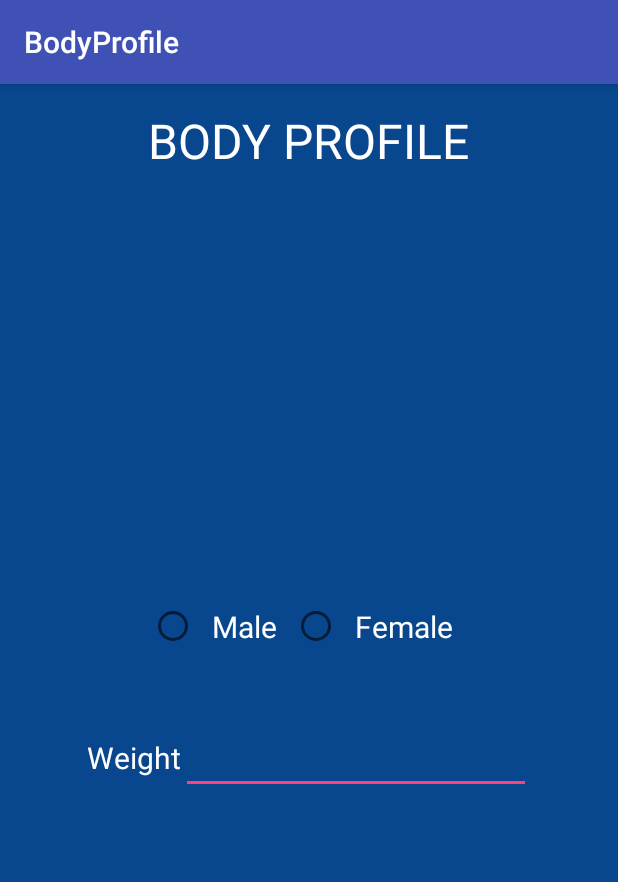
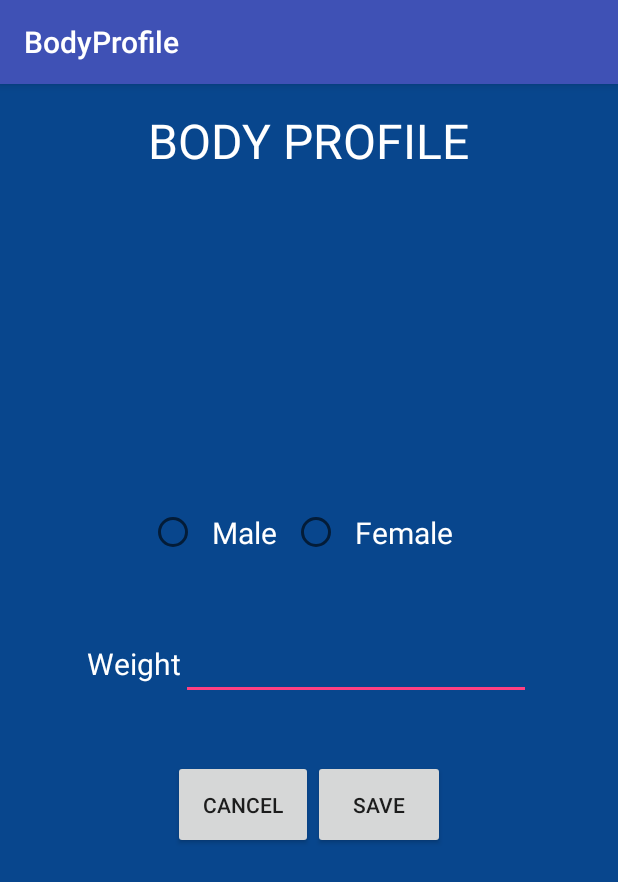
Before and after one commit to zimmecas/BarHopper, an Android app: the BodyProfile screen opened directly, with no data from a screen before it, on a phone screen of 412 x 824 dp. Shown: the top 882 px of the screen. Run offline under Robolectric (Android 15) with nearby library versions, the phone set to English and light mode, and no system bars.

Commit message:
April 1: I think I fixed the issues which didn't allow this to run on your computers. I also created the bodyProfile XML and most of the java for it.

```diff
--- a/app/src/main/java/edu/gvsu/cis/zimmecas/barhopper/BodyProfile.java
+++ b/app/src/main/java/edu/gvsu/cis/zimmecas/barhopper/BodyProfile.java
@@ -1,14 +1,24 @@
 package edu.gvsu.cis.zimmecas.barhopper;
 
+import android.app.AlertDialog;
+import android.content.DialogInterface;
 import android.os.Bundle;
 import android.support.design.widget.FloatingActionButton;
 import android.support.design.widget.Snackbar;
 import android.support.v7.app.AppCompatActivity;
 import android.support.v7.widget.Toolbar;
 import android.view.View;
+import android.widget.Button;
+import android.widget.EditText;
+import android.widget.RadioButton;
+import android.widget.RadioGroup;
 
-public class BodyProfile extends AppCompatActivity {
+public class BodyProfile extends AppCompatActivity implements View.OnClickListener {
 
+    Button submit, cancel;
+    RadioGroup gender;
+    RadioButton male, female;
+    EditText weight;
     @Override
     protected void onCreate(Bundle savedInstanceState) {
         super.onCreate(savedInstanceState);
@@ -16,6 +26,56 @@ public class BodyProfile extends AppCompatActivity {
         Toolbar toolbar = (Toolbar) findViewById(R.id.toolbar);
         setSupportActionBar(toolbar);
 
+        submit = (Button) findViewById(R.id.Save);
+        gender = (RadioGroup) findViewById(R.id.Gender);
+        male = (RadioButton) findViewById(R.id.Male);
+        female = (RadioButton) findViewById(R.id.Female);
+        weight = (EditText) findViewById(R.id.Weight);
+        cancel = (Button) findViewById(R.id.Cancel);
+        submit.setOnClickListener(this);
+        cancel.setOnClickListener(this);
     }
 
+    @Override
+    public void onClick(View v) {
+        if (v==submit) {
+            String w = weight.getText()+"";
+            if (w.equals("")) {
+                new AlertDialog.Builder(this)
+                        .setTitle("Invalid input")
+                        .setMessage("Please enter a weight.")
+                        .setNeutralButton("Ok", new DialogInterface.OnClickListener() {
+                            @Override
+                            public void onClick(DialogInterface dialog, int which) {
+
+                            }
+                        })
+                        .show();
+            } else {
+                if (gender.getCheckedRadioButtonId() == R.id.Male) {
+                    /*TODO: Complete this
+                    save weight and gender data*/
+                    finish();
+                } else if (gender.getCheckedRadioButtonId() == R.id.Female) {
+                    /*TODO: Complete this
+                    save weight and gender data*/
+                    finish();
+                } else {
+                    new AlertDialog.Builder(this)
+                            .setTitle("Invalid input")
+                            .setMessage("Please select your gender.")
+                            .setNeutralButton("Ok", new DialogInterface.OnClickListener() {
+                                @Override
+                                public void onClick(DialogInterface dialog, int which) {
+
+                                }
+                            })
+                            .show();
+                }
+            }
+        }
+        else if (v==cancel){
+            finish();
+        }
+    }
 }
--- a/app/src/main/res/layout/content_body_profile.xml
+++ b/app/src/main/res/layout/content_body_profile.xml
@@ -18,7 +18,8 @@
         android:orientation="vertical"
         android:layout_width="match_parent"
         android:layout_height="match_parent"
-        android:gravity="center_horizontal">
+        android:gravity="center_horizontal"
+        android:paddingBottom="25dp">
 
         <TextView
             android:layout_width="wrap_content"
@@ -42,14 +43,15 @@
                 android:layout_height="wrap_content"
                 android:orientation="horizontal"
                 android:gravity="center"
-                android:padding="20dp">
+                android:padding="20dp"
+                android:id="@+id/Gender">
 
 
                 <RadioButton
                     android:layout_width="wrap_content"
                     android:layout_height="wrap_content"
                     android:text="Male"
-                    android:id="@+id/radioButton"
+                    android:id="@+id/Male"
                     android:textColor="#FFFFFF"
                     android:padding="10dp"
                     android:textSize="20dp" />
@@ -58,7 +60,7 @@
                     android:layout_width="wrap_content"
                     android:layout_height="wrap_content"
                     android:text="Female"
-                    android:id="@+id/radioButton2"
+                    android:id="@+id/Female"
                     android:textColor="#FFFFFF"
                     android:padding="10dp"
                     android:textSize="20dp" />
@@ -83,11 +85,34 @@
                     android:layout_height="wrap_content"
                     android:inputType="number"
                     android:ems="10"
-                    android:id="@+id/editText"
+                    android:id="@+id/Weight"
                     android:textColor="#FFFFFF"
                     android:textSize="20dp" />
 
             </LinearLayout>
+
+            <LinearLayout
+                android:orientation="horizontal"
+                android:layout_width="match_parent"
+                android:layout_height="wrap_content"
+                android:gravity="center"
+                android:padding="20dp">
+
+                <Button
+                    android:layout_width="wrap_content"
+                    android:layout_height="wrap_content"
+                    android:text="Cancel"
+                    android:id="@+id/Cancel"
+                    android:padding="20dp" />
+
+                <Button
+                    android:layout_width="wrap_content"
+                    android:layout_height="wrap_content"
+                    android:text="Save"
+                    android:id="@+id/Save"
+                    android:padding="20dp" />
+            </LinearLayout>
+
         </LinearLayout>
     </LinearLayout>
 
--- a/app/src/main/res/values/strings.xml
+++ b/app/src/main/res/values/strings.xml
@@ -3,4 +3,5 @@
     <string name="title_activity_main_maps">Map</string>
     <string name="title_activity_settings">settings</string>
     <string name="title_activity_body_profile">BodyProfile</string>
+    <string name="title_activity_main2">Main2Activity</string>
 </resources>
```
Also changed, not shown: app/src/main/java/edu/gvsu/cis/zimmecas/barhopper/MainActivity.java (+31 -1 lines), app/src/main/java/edu/gvsu/cis/zimmecas/barhopper/settings.java (+13 -1 lines), app/src/main/res/layout/activity_main.xml (+4 -4 lines), app/src/main/res/layout/content_settings.xml (+7 -0 lines).
